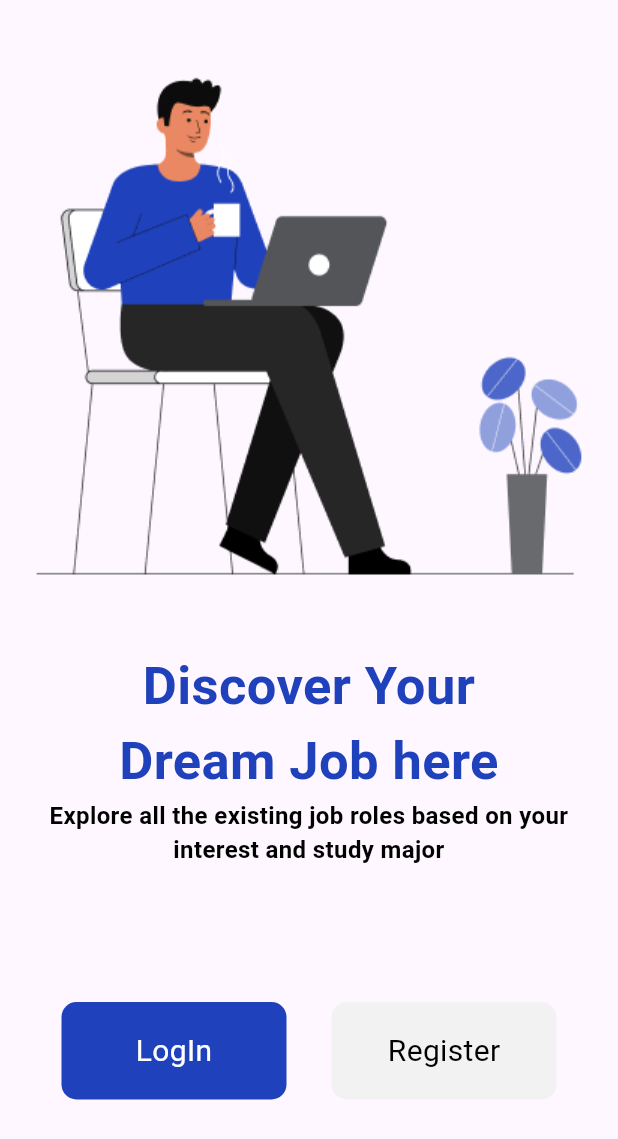
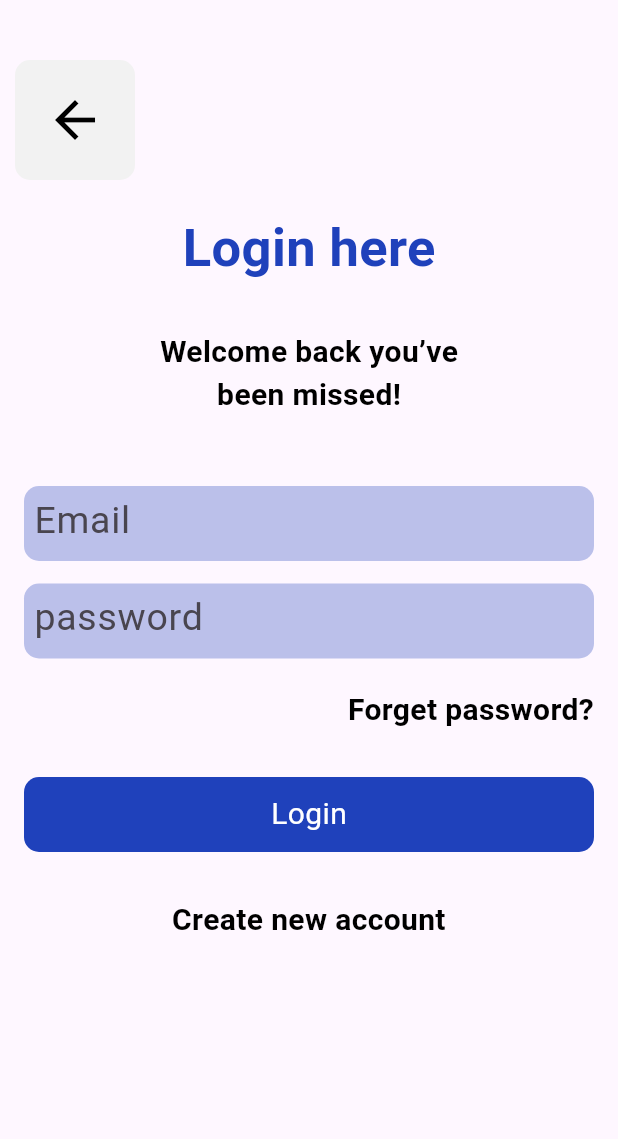
Before and after one commit to hrikhan/e_commerce-with_firebase, a Flutter app: the screen it shows after launch, on a phone screen of 412 x 824 dp. Shown: the top 1139 px of the screen. Run offline on Flutter 3.47's test engine with Material 3 defaults, Android fonts, the light colour scheme and no system bars; our stand-ins replace animated_text_kit.

Commit message:
login page completed

```diff
--- a/lib/main.dart
+++ b/lib/main.dart
@@ -1,4 +1,5 @@
 import 'package:ecommerce_with_firebase/screen/Welcome_screen.dart';
+import 'package:ecommerce_with_firebase/screen/login.dart';
 import 'package:ecommerce_with_firebase/screen/splash_screen.dart';
 import 'package:flutter/material.dart';
 
@@ -13,7 +14,7 @@ class MyApp extends StatelessWidget {
   Widget build(BuildContext context) {
     return MaterialApp(
       debugShowCheckedModeBanner: false,
-      home: WelcomeScreen(),
+      home:login(),
     );
   }
 }
--- a/lib/screen/Register_page.dart
+++ b/lib/screen/Register_page.dart
@@ -0,0 +1,12 @@
+import 'package:flutter/material.dart';
+
+class RegisterPage extends StatelessWidget {
+  const RegisterPage({super.key});
+
+  @override
+  Widget build(BuildContext context) {
+    return Scaffold(
+
+    );
+  }
+}
--- a/lib/screen/login.dart
+++ b/lib/screen/login.dart
@@ -0,0 +1,118 @@
+import 'package:ecommerce_with_firebase/utility/all_colors.dart';
+import 'package:ecommerce_with_firebase/utility/all_sizes.dart';
+import 'package:ecommerce_with_firebase/utility/all_styles.dart';
+import 'package:ecommerce_with_firebase/widgets/custom_button.dart';
+import 'package:flutter/material.dart';
+
+import '../widgets/Custom_textfeild.dart';
+
+class login extends StatelessWidget {
+  const login({super.key});
+
+  @override
+  Widget build(BuildContext context) {
+    return Scaffold(
+      resizeToAvoidBottomInset: false,
+      body: Padding(
+        padding: const EdgeInsets.only(top: 40, left: 10, right: 10),
+        child: Container(
+          width: allsize.fullwidth(context),
+          child: Column(
+            crossAxisAlignment: CrossAxisAlignment.start,
+            children: [
+              Container(
+                height: 80,
+                width: 80,
+                decoration: BoxDecoration(
+                  borderRadius: BorderRadius.circular(10),
+                  color: allcolors.secondarycolor,
+                ),
+                child: Center(
+                    child: Icon(
+                  Icons.arrow_back,
+                  color: Colors.black,
+                  size: 40,
+                )),
+              ),
+              SizedBox(
+                height: 20,
+              ),
+              Center(
+                child: Column(
+                  children: [
+                    Text(
+                      'Login here',
+                      style: allstyles.headingstyle,
+                    ),
+                    SizedBox(
+                      height: 30,
+                    ),
+                    Text(
+                      'Welcome back you’ve',
+                      style: allstyles.subtitlestyle,
+                    ),
+                    Text(
+                      'been missed!',
+                      style: allstyles.subtitlestyle,
+                    ),
+                  ],
+                ),
+              ),
+              SizedBox(
+                height: 40,
+              ),
+              Padding(
+                padding: EdgeInsets.all(6.0),
+                child: Column(
+                  crossAxisAlignment: CrossAxisAlignment.end,
+                  children: [
+                    CustomTextfeild(
+                      hintText: ' Email',
+                    ),
+                    SizedBox(
+                      height: 15,
+                    ),
+                    CustomTextfeild(
+                      hintText: ' password',
+                    ),
+                    SizedBox(
+                      height: 20,
+                    ),
+                    Text(
+                      'Forget password?',
+                      textAlign: TextAlign.end,
+                      style: allstyles.subtitlestyle,
+                    ),
+                    SizedBox(height: 30),
+                    Custombutton(
+                        height: 50,
+                        width: allsize.fullwidth(context),
+                        ontap: () {},
+                        size: allsize.large,
+                        text: "Login",
+                        color: allcolors.primarycolor,
+                        Textcolor: allcolors.white),
+
+                  ],
+                ),
+              ),
+              SizedBox(
+                height:25,
+              ),
+              Center(
+                child: InkWell(
+                  onTap: (){},
+                  child: Text(
+                    'Create new account',
+                    textAlign: TextAlign.end,
+                    style: allstyles.subtitlestyle,
+                  ),
+                ),
+              ),
+            ],
+          ),
+        ),
+      ),
+    );
+  }
+}
--- /dev/null
+++ b/lib/widgets/Custom_textfeild.dart
@@ -0,0 +1,36 @@
+import 'package:flutter/material.dart';
+
+import '../utility/all_colors.dart';
+import '../utility/all_sizes.dart';
+
+class CustomTextfeild extends StatelessWidget {
+  const CustomTextfeild({super.key, required this.hintText});
+  final String hintText;
+
+
+  @override
+  Widget build(BuildContext context) {
+    return Container(
+      height: 50,
+      width: allsize.fullwidth(context),
+      decoration: BoxDecoration(
+          color: allcolors.primarycolor.withOpacity(0.3),
+          borderRadius: BorderRadius.circular(10)
+      ),
+      child: TextField(
+
+        style: TextStyle(fontSize: 25),
+        decoration: InputDecoration(
+            hintText: hintText,
+
+            enabledBorder:InputBorder.none,
+            focusedBorder: OutlineInputBorder(
+               borderSide: BorderSide(color: allcolors.primarycolor),
+                borderRadius: BorderRadius.circular(10)
+            )
+
+        ),
+      ),
+    );
+  }
+}
```
